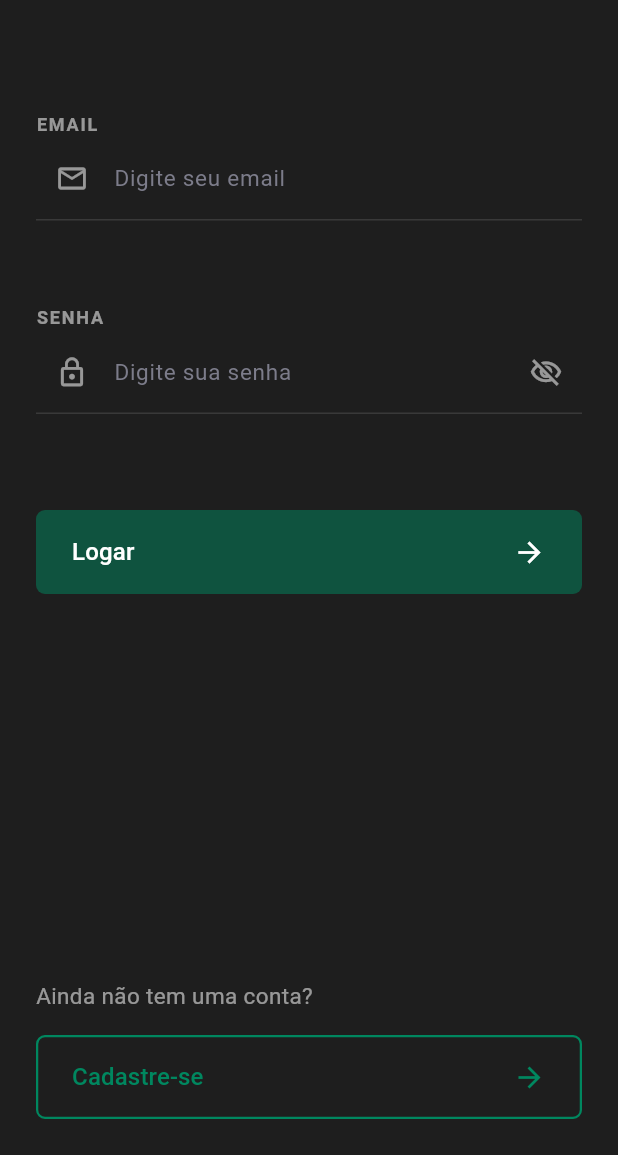
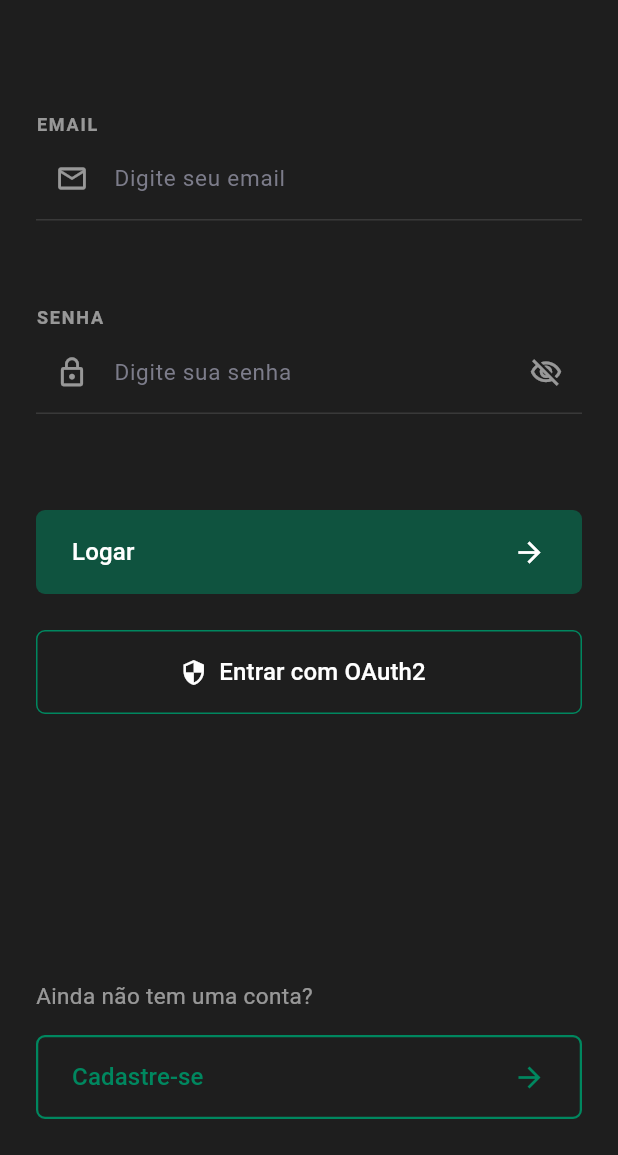
Before and after one commit to hcxavier/my-money, a Flutter app: the screen it shows after launch, on a phone screen of 412 x 824 dp, the part 81-1236 px from its top. Run offline on Flutter 3.47's test engine with Material 3 defaults, Android fonts, the phone set to English and light mode, and no system bars; our stand-ins replace dio, flutter_dotenv, flutter_native_splash, flutter_secure_storage, flutter_svg, image_picker and 1 more; missing offline and left inert: flutter_appauth.

Commit message:
feat: Adiciona o loguin oauth2 ao app

```diff
--- a/client/lib/components/ui/logout_button.dart
+++ b/client/lib/components/ui/logout_button.dart
@@ -10,7 +10,7 @@
   Future<void> fazerLogout(BuildContext context) async {
     final tokenService = TokenService();
 
-    await tokenService.removerToken();
+    await tokenService.removerTokens();
 
     if (context.mounted) {
       CustomSnackBar.show(
--- a/client/lib/main.dart
+++ b/client/lib/main.dart
@@ -1,15 +1,18 @@
 import 'package:flutter/material.dart';
 // ignore: depend_on_referenced_packages
 import 'package:flutter_native_splash/flutter_native_splash.dart';
+import 'package:flutter_dotenv/flutter_dotenv.dart';
 import 'package:my_money/pages/auth_check.dart';
 import 'package:my_money/pages/home.dart';
 import 'package:my_money/pages/login.dart';
 import 'package:my_money/pages/profile.dart';
 import 'package:my_money/pages/register.dart';
 
-void main() {
+void main() async {
   WidgetsBinding widgetsBinding = WidgetsFlutterBinding.ensureInitialized();
   FlutterNativeSplash.preserve(widgetsBinding: widgetsBinding);
+
+  await dotenv.load(fileName: ".env");
 
   runApp(const MyApp());
 }
--- a/client/lib/pages/auth_check.dart
+++ b/client/lib/pages/auth_check.dart
@@ -22,7 +22,7 @@
 
   Future<void> _verificarTokenAutenticacao() async {
     final tokenService = TokenService();
-    final String? token = await tokenService.recuperarToken();
+    final String? token = await tokenService.recuperarAccessToken();
 
     if (mounted) {
       if (token != null) {
--- a/client/lib/pages/login.dart
+++ b/client/lib/pages/login.dart
@@ -37,6 +37,26 @@
     }
   }
 
+  Future<void> _handleOAuth2Login(BuildContext context) async {
+    final success = await _authController.realizarLoginOAuth2();
+
+    if (!context.mounted) return;
+
+    if (success) {
+      CustomSnackBar.show(
+        context: context,
+        message: "Login OAuth2 realizado com sucesso!",
+      );
+      Navigator.pushReplacementNamed(context, "/home");
+    } else {
+      CustomSnackBar.show(
+        context: context,
+        message: _authController.errorMessage.value ?? "Erro no login OAuth2.",
+        isError: true,
+      );
+    }
+  }
+
   @override
   Widget build(BuildContext context) {
     return Scaffold(
@@ -55,6 +75,28 @@
             },
           ),
 
+          Padding(
+            padding: const EdgeInsets.symmetric(horizontal: 24.0),
+            child: SizedBox(
+              width: double.infinity,
+              height: 56,
+              child: OutlinedButton.icon(
+                onPressed: () => _handleOAuth2Login(context),
+                icon: const Icon(Icons.security, color: Colors.white),
+                label: const Text(
+                  "Entrar com OAuth2",
+                  style: TextStyle(color: Colors.white, fontSize: 16),
+                ),
+                style: OutlinedButton.styleFrom(
+                  side: const BorderSide(color: Color(0xFF00875F)),
+                  shape: RoundedRectangleBorder(
+                    borderRadius: BorderRadius.circular(6),
+                  ),
+                ),
+              ),
+            ),
+          ),
+
           const Spacer(),
           const AuthActionButton(
             label: "Ainda não tem uma conta?",
--- a/client/lib/pages/profile.dart
+++ b/client/lib/pages/profile.dart
@@ -42,7 +42,7 @@
         await _userController.excluirConta();
 
         final tokenService = TokenService();
-        await tokenService.removerToken();
+        await tokenService.removerTokens();
 
         if (mounted) {
           CustomSnackBar.show(
```
Also changed, not shown: client/lib/core/api_client.dart (+43 -11 lines), client/lib/core/token_service.dart (+21 -10 lines), client/lib/features/auth/auth_controller.dart (+27 -3 lines), client/lib/features/auth/auth_repository.dart (+24 -0 lines), client/pubspec.yaml (+4 -68 lines), 2 other files.
